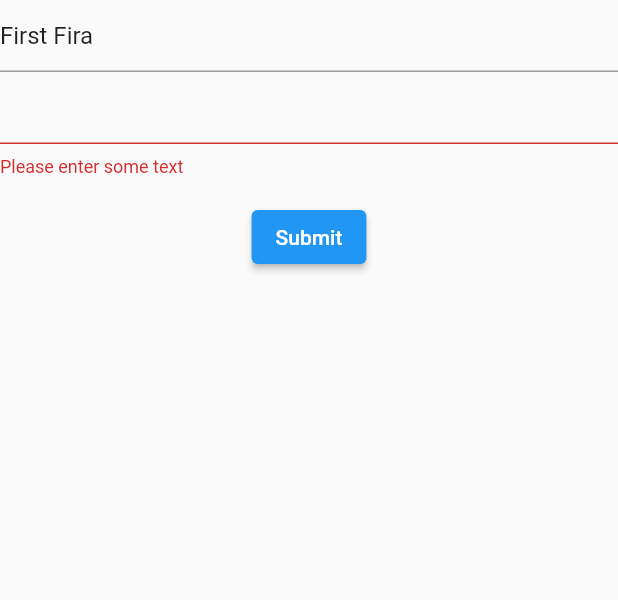
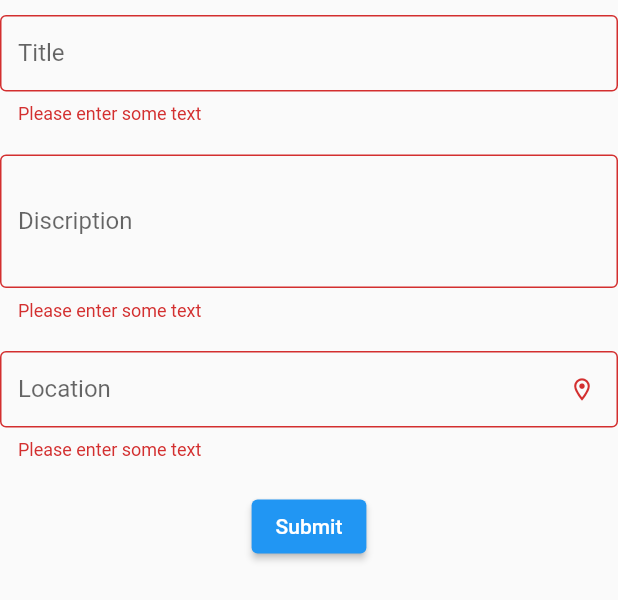
Before and after one commit to Praveen-Pandiyan/fira, a Flutter app: the AddFiraForm widget shown alone on an empty page, opened directly, after a tap on "Submit", on a phone screen of 412 x 824 dp. Shown: the top 600 px of the screen. Run offline on Flutter 3.47's test engine with Material 2 defaults, Android fonts, the phone set to English and light mode, and no system bars; our stand-ins replace cloud_firestore, firebase_auth, firebase_core, flutter_bloc, google_sign_in; accounts and stored records are empty.

Commit message:
set up form

```diff
--- a/lib/widgets/home_page/add_new_fira.dart
+++ b/lib/widgets/home_page/add_new_fira.dart
@@ -1,3 +1,4 @@
+import 'package:fira/models/tickets_model.dart';
 import 'package:flutter/material.dart';
 
 class AddFiraForm extends StatefulWidget {
@@ -9,14 +10,27 @@ class AddFiraForm extends StatefulWidget {
 
 class _AddFiraFormState extends State<AddFiraForm> {
   final _formKey = GlobalKey<FormState>();
+  final _inputDecoration = const InputDecoration(
+    border: OutlineInputBorder(borderSide: BorderSide(color: Colors.blueGrey)),
+    focusedBorder:
+        OutlineInputBorder(borderSide: BorderSide(color: Colors.blueGrey)),
+    isDense: true,
+  );
+  String? title;
+  String? dis;
+  String? location;
+  List<String>? attachments;
   @override
   Widget build(BuildContext context) {
-    return Form(
+    return SingleChildScrollView(
+      child: Form(
           key: _formKey,
           child: Column(
+            mainAxisSize: MainAxisSize.min,
             children: [
               TextFormField(
-              initialValue: "First Fira",
+                onSaved: (val) => title,
+                decoration: _inputDecoration.copyWith(labelText: "Title"),
                 validator: (value) {
                   if (value == null || value.isEmpty) {
                     return 'Please enter some text';
@@ -28,19 +42,39 @@ class _AddFiraFormState extends State<AddFiraForm> {
                 },
               ),
               TextFormField(
+                onSaved: (val) => dis,
+                maxLines: 3,
+                decoration: _inputDecoration.copyWith(
+                  labelText: "Discription",
+                ),
                 validator: (value) {
                   if (value == null || value.isEmpty) {
                     return 'Please enter some text';
                   }
                   if (value.length > 5) {
-                  return 'Title should be atleast 6 characters in length';
+                    return 'DIscription should be atleast 6 characters in length';
                   }
                   return null;
                 },
               ),
-            Padding(
-              padding: const EdgeInsets.symmetric(vertical: 16),
-              child: ElevatedButton(
+              TextFormField(
+                onSaved: (val) => location,
+
+                decoration: _inputDecoration.copyWith(
+                  labelText: "Location",
+                  suffixIcon:const Icon(Icons.location_on_outlined)
+                ),
+                validator: (value) {
+                  if (value == null || value.isEmpty) {
+                    return 'Please enter some text';
+                  }
+                  if (value.length > 5) {
+                    return 'Location should be atleast 3 characters in length';
+                  }
+                  return null;
+                },
+              ),
+              ElevatedButton(
                 onPressed: () {
                   if (_formKey.currentState!.validate()) {
                     ScaffoldMessenger.of(context).showSnackBar(
@@ -50,8 +84,15 @@ class _AddFiraFormState extends State<AddFiraForm> {
                 },
                 child: const Text('Submit'),
               ),
+            ]
+                .map((e) => Padding(
+                      padding: const EdgeInsets.symmetric(
+                        vertical: 10,
                       ),
-          ],
-        ));
+                      child: e,
+                    ))
+                .toList(),
+          )),
+    );
   }
 }
--- a/lib/widgets/home_page/home_page.dart
+++ b/lib/widgets/home_page/home_page.dart
@@ -12,13 +12,22 @@ class _HomePageState extends State<HomePage> {
   @override
   Widget build(BuildContext context) {
     return Scaffold(
-      body: const Center(child: Text("No Fira here"),),
-
-      floatingActionButton: FloatingActionButton(onPressed: () {
-        showDialog(context: context, builder: ((context) {
-          return AlertDialog(title: new Text("Create"), content: AddFiraForm(),);
-        }));
-      },),
+      body: const Center(
+        child: Text("No Fira here"),
+      ),
+      floatingActionButton: FloatingActionButton(
+        child: const Icon(Icons.add_circle_outline),
+        onPressed: () {
+          showDialog(
+              context: context,
+              builder: ((context) {
+                return const AlertDialog(
+                  title: Text("Create"),
+                  content: AddFiraForm(),
+                );
+              }));
+        },
+      ),
     );
   }
 }
```
Lines whose indentation alone changed are shown as unchanged.
